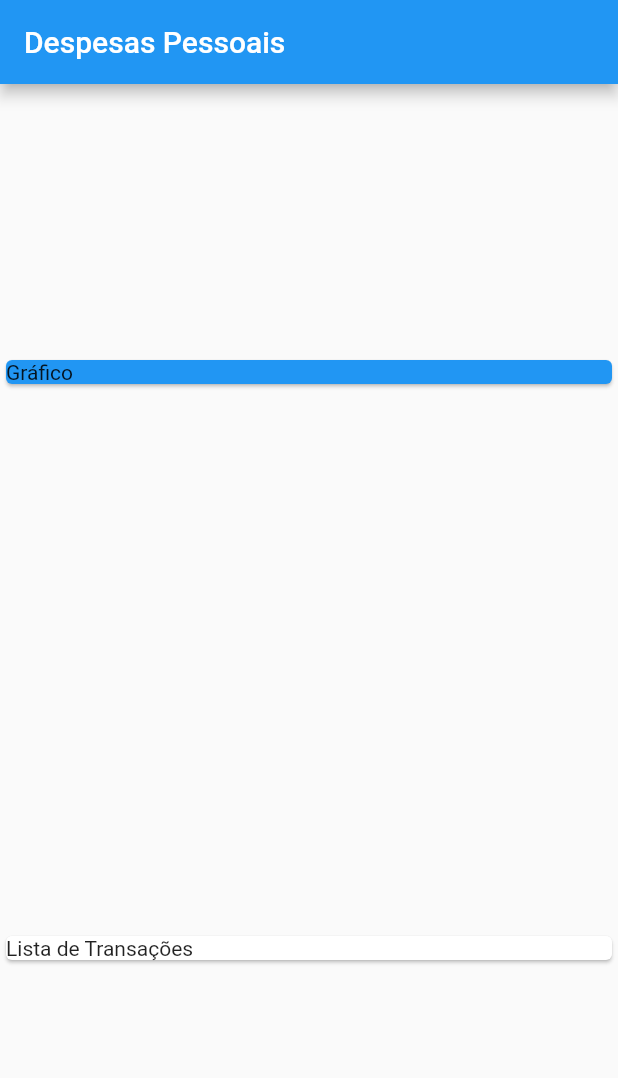
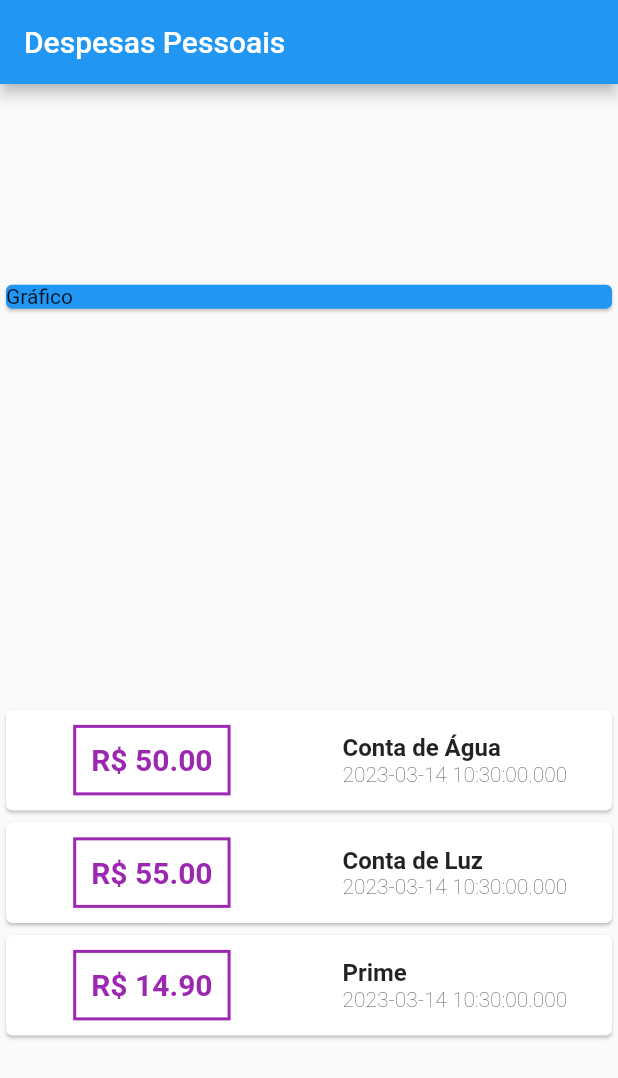
Before and after one commit to HenriqueCisi/project_finances_control, a Flutter app: the screen it shows after launch, on a phone screen of 412 x 824 dp. Shown: the top 1078 px of the screen. Run offline on Flutter 3.47's test engine with Material 2 defaults, Android fonts, the phone set to English and light mode, and no system bars.

Commit message:
adds card to render the bills + estilization

```diff
--- a/lib/main.dart
+++ b/lib/main.dart
@@ -8,7 +8,7 @@ class ExpensesAPP extends StatelessWidget {
 
   @override
   Widget build(BuildContext context) {
-    return const MaterialApp(home: MyHomePage());
+    return MaterialApp(home: MyHomePage());
   }
 }
 
@@ -16,14 +16,13 @@ class MyHomePage extends StatelessWidget {
   final _transactions = [
     Transaction(
         id: 't1',
-        title: 'Novo Tênis de Corrida',
-        value: 300.00,
+        title: 'Conta de Água',
+        value: 50.00,
         date: DateTime.now()),
     Transaction(
-        id: 't2',
-        title: 'Conta de Luz',
-        value: 55.00,
-        date: DateTime.now()),
+        id: 't2', title: 'Conta de Luz', value: 55.00, date: DateTime.now()),
+    Transaction(
+        id: 't3', title: 'Prime', value: 14.90, date: DateTime.now()),
   ];
 
   MyHomePage({super.key});
@@ -37,16 +36,47 @@ class MyHomePage extends StatelessWidget {
         body: Column(
           mainAxisAlignment: MainAxisAlignment.spaceAround,
           crossAxisAlignment: CrossAxisAlignment.stretch,
-        children: const <Widget>[
-           Card(
+          children: <Widget>[
+            const Card(
               color: Colors.blue,
               child: Text('Gráfico'),
             ),
-           Card(
-            child: Text('Lista de Transações'),
+            Column(
+              children: _transactions.map((tr) {
+                return Card(
+                  child: Row(
+                      mainAxisAlignment: MainAxisAlignment.spaceAround,
+                      children: [
+                        Container(
+                          margin: const EdgeInsets.symmetric(
+                              vertical: 10, horizontal: 15),
+                          decoration: BoxDecoration(
+                              border:
+                                  Border.all(color: Colors.purple, width: 2)),
+                          padding: const EdgeInsets.all(10),
+                          child: Text(
+                            "R\$ ${tr.value.toStringAsFixed(2)}",
+                            style: const TextStyle(
+                                fontWeight: FontWeight.bold,
+                                fontSize: 20,
+                                color: Colors.purple),
+                          ),
+                        ),
+                        Column(
+                          crossAxisAlignment: CrossAxisAlignment.start,
+                          children: [
+                          Text(tr.title,
+                              style:
+                                  const TextStyle(fontWeight: FontWeight.bold, fontSize: 16)),
+                          Text(tr.date.toString(),
+                              style:
+                                  const TextStyle(fontWeight: FontWeight.w200)),
+                        ]),
+                      ]),
+                );
+              }).toList(),
             )
-        ]
-      ),
-    );
+          ],
+        ));
   }
 }
```
Lines whose indentation alone changed are shown as unchanged.
